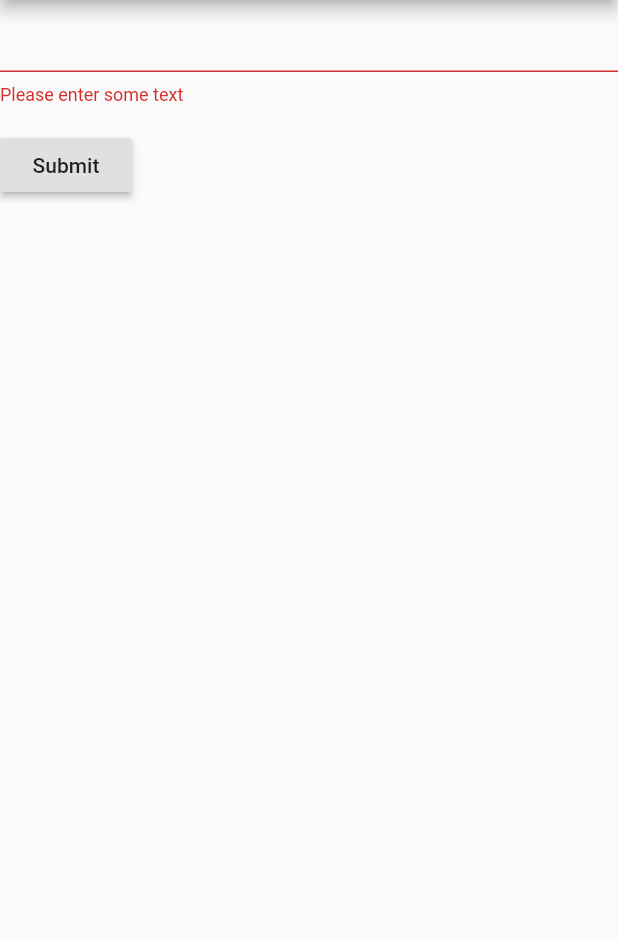
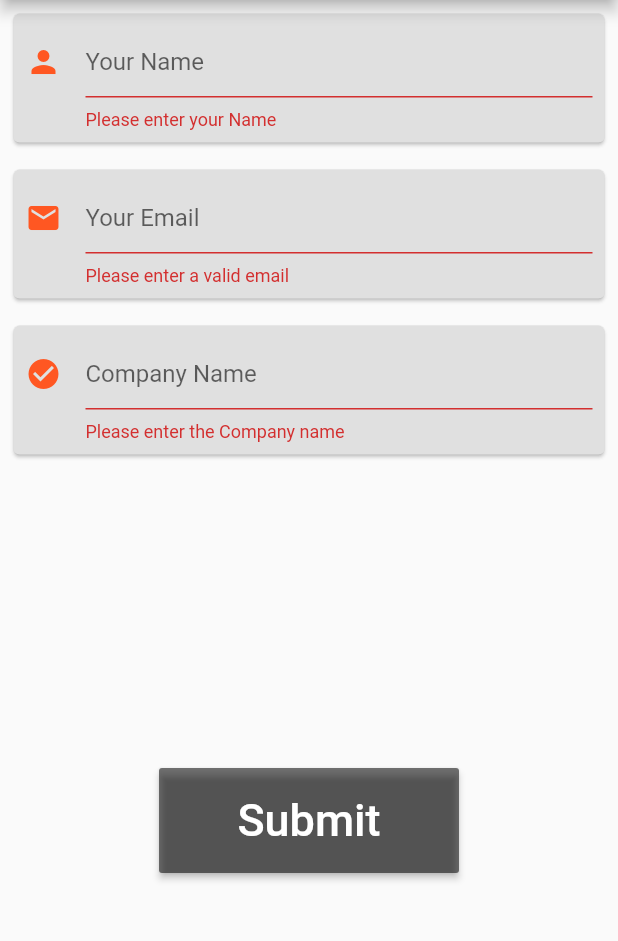
Before and after one commit to cbeardsmore/internStack, a Flutter app: the SubmissionPage screen opened directly, after a tap on "Submit", on a phone screen of 412 x 824 dp, the part 84-1025 px from its top. Run offline on Flutter 3.47's test engine with Material 2 defaults, Android fonts, the phone set to English and light mode, and no system bars; our stand-ins replace cloud_firestore; accounts and stored records are empty.

Commit message:
Add 3 form fields and submit button styling for submissions

```diff
--- a/lib/submission.dart
+++ b/lib/submission.dart
@@ -26,27 +26,96 @@ class SubmitFormState extends State<SubmitForm> {
         key: _formKey,
         child: Column(
             crossAxisAlignment: CrossAxisAlignment.start,
+            children: <Widget>[InputTextFields(), SubmitButton(_formKey)]));
+  }
+}
+
+class InputTextFields extends StatelessWidget {
+  @override
+  Widget build(BuildContext context) {
+    return Column(
       children: <Widget>[
-          TextFormField(
+        Card(
+          color: Colors.grey[300],
+          margin: EdgeInsets.all(9),
+          child: Padding(
+            padding: const EdgeInsets.all(8.0),
+            child: TextFormField(
+              decoration: InputDecoration(
+                  hintText: 'Your Name',
+                  icon: Icon(Icons.person, color: Colors.deepOrange)),
               validator: (value) {
-              if (value.isEmpty) {
-                return 'Please enter some text';
+                if (value.length < 5) {
+                  return 'Please enter your Name';
                 }
               },
             ),
-          Padding(
-            padding: const EdgeInsets.symmetric(vertical: 16.0),
-            child: RaisedButton(
+          ),
+        ),
+        Card(
+          color: Colors.grey[300],
+          margin: EdgeInsets.all(9),
+          child: Padding(
+            padding: const EdgeInsets.all(8.0),
+            child: TextFormField(
+              decoration: InputDecoration(
+                  hintText: 'Your Email',
+                  icon: Icon(Icons.email, color: Colors.deepOrange)),
+              keyboardType: TextInputType.emailAddress,
+              validator: (value) {
+                if (!value.contains('@')) {
+                  return 'Please enter a valid email';
+                }
+              },
+            ),
+          ),
+        ),
+        Card(
+          color: Colors.grey[300],
+          margin: EdgeInsets.all(9),
+          child: Padding(
+            padding: const EdgeInsets.all(8.0),
+            child: TextFormField(
+              decoration: InputDecoration(
+                  hintText: 'Company Name',
+                  icon: Icon(Icons.check_circle, color: Colors.deepOrange)),
+              validator: (value) {
+                if (value.length < 3) {
+                  return 'Please enter the Company name';
+                }
+              },
+            ),
+          ),
+        ),
+        SizedBox(height: 200)
+      ],
+    );
+  }
+}
+
+class SubmitButton extends StatelessWidget {
+  final _formKey;
+
+  SubmitButton(this._formKey);
+
+  @override
+  Widget build(BuildContext context) {
+    return new Container(
+      alignment: AlignmentDirectional(0, 0),
+      child: new SizedBox(
+        height: 70,
+        width: 200,
+        child: new RaisedButton(
+          child: const Text('Submit',
+              style: TextStyle(color: Colors.white, fontSize: 30)),
+          color: Colors.black54,
           onPressed: () {
             if (_formKey.currentState.validate()) {
               Scaffold.of(context)
-                      .showSnackBar(SnackBar(content: Text('Processing Data')));
+                  .showSnackBar(SnackBar(content: Text('Submission Received. Thankyou')));
             }
           },
-              child: Text('Submit'),
         ),
-          ),
-        ],
       ),
     );
   }
```
Lines whose indentation alone changed are shown as unchanged.
